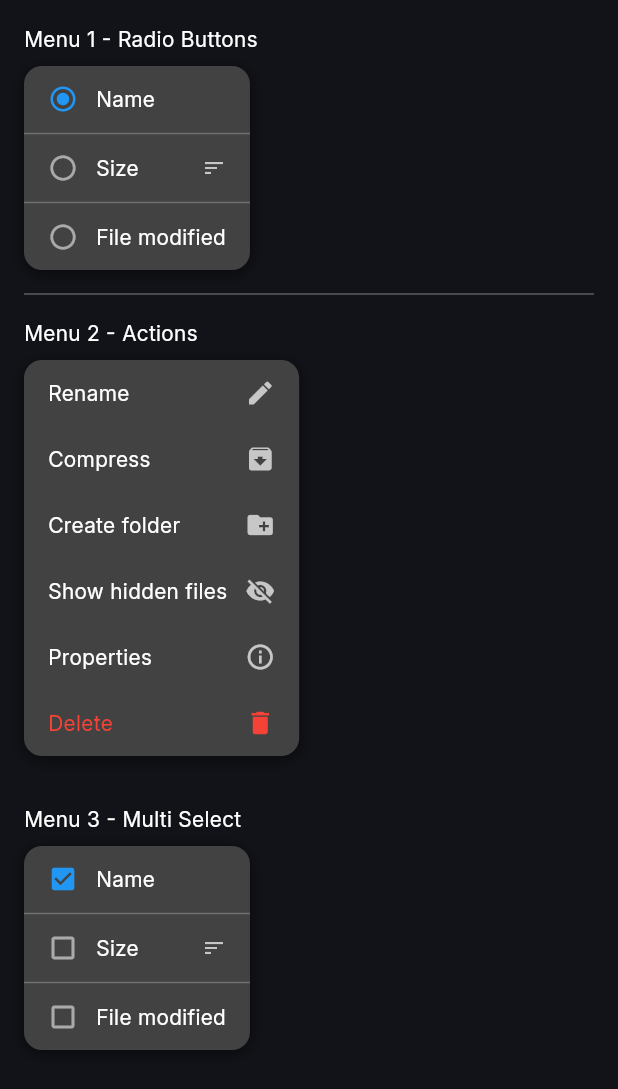
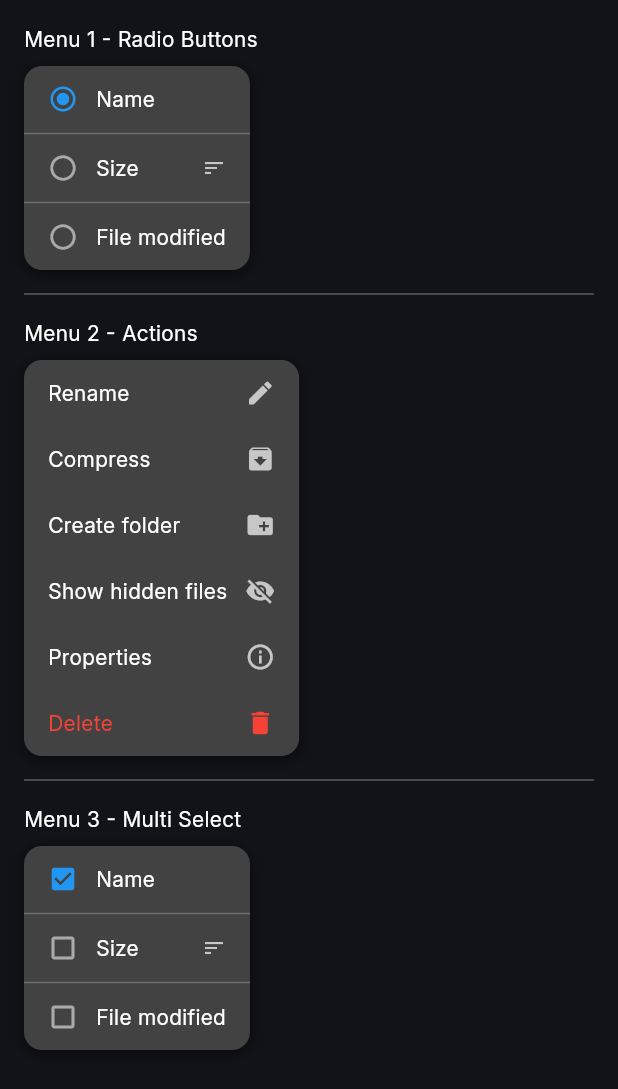
Before and after one commit to mineshp-mecha/mechanix-ui, a Flutter app: the PopupMenuPage screen opened directly, on a phone screen of 412 x 824 dp. Shown: the top 1089 px of the screen. Run offline on Flutter 3.47's test engine with Material 3 defaults, Android fonts, the phone set to English and light mode, and no system bars; our stand-ins replace plugin_platform_interface, watch_it.

Commit message:
minor change

```diff
--- a/flutter/widgets/example/lib/pages/popup_menu_page.dart
+++ b/flutter/widgets/example/lib/pages/popup_menu_page.dart
@@ -44,7 +44,7 @@ class PopupMenuPage extends StatelessWidget {
                   style: TextStyle(color: Colors.white)),
               const SizedBox(height: 8),
               const ActionMenuExample(),
-              const SizedBox(height: 32),
+              const Divider(height: 32, color: Colors.white30),
               const Text("Menu 3 - Multi Select",
                   style: TextStyle(color: Colors.white)),
               const SizedBox(height: 8),
```
